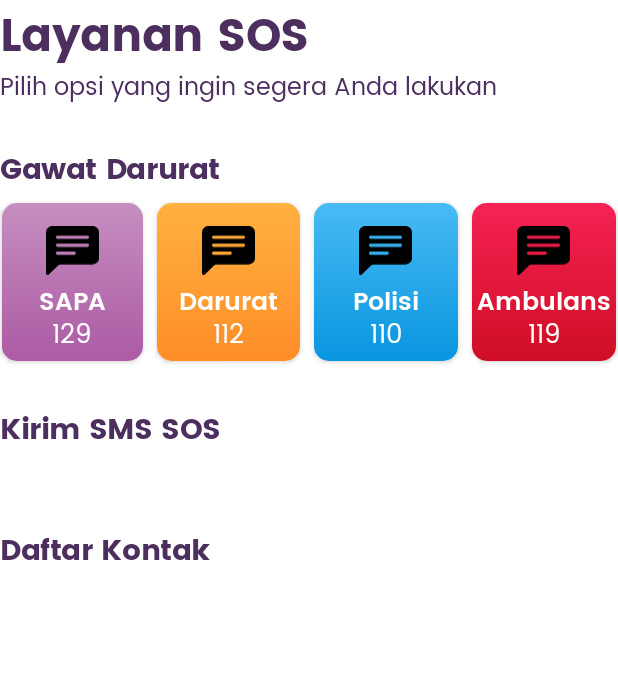
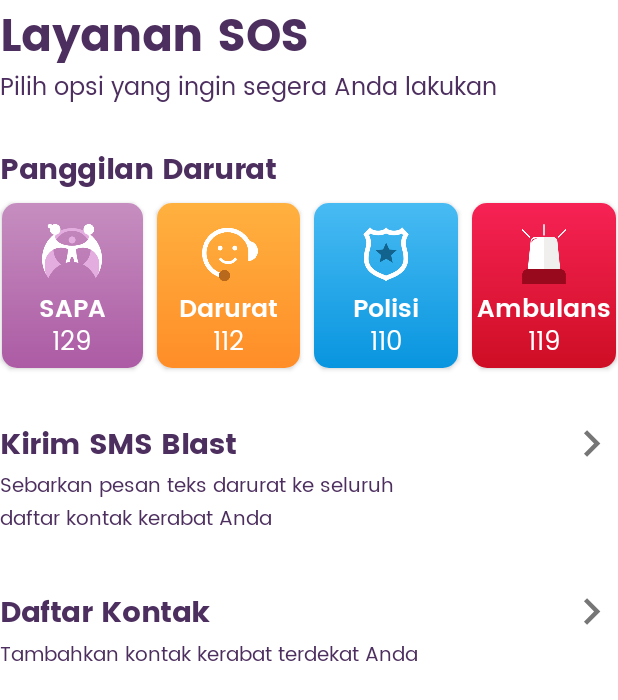
Before and after one commit to Novia-No-Violence-App-Report/app-novia, an Android app: the fragment SosFragment shown on its own in the app's theme, on a phone screen of 412 x 824 dp. Shown: the top 700 px of the screen. Run offline under Robolectric (Android 15) with nearby library versions, the phone set to English and light mode, and no system bars; our stand-ins replace Room's generated code.

Commit message:
Emergency, SMS Blast, Add Contact in SOS Activity

```diff
--- a/app/src/main/AndroidManifest.xml
+++ b/app/src/main/AndroidManifest.xml
@@ -6,6 +6,7 @@
     <uses-permission android:name="android.permission.SEND_SMS" />
     <uses-permission android:name="android.permission.RECEIVE_SMS" />
     <uses-permission android:name="android.permission.CAMERA" />
+    <uses-permission android:name="android.permission.CALL_PHONE" />
 
     <application
         android:name=".MyApplication"
--- a/app/src/main/java/com/app/novia/ui/sos/SosFragment.kt
+++ b/app/src/main/java/com/app/novia/ui/sos/SosFragment.kt
@@ -33,6 +33,30 @@ class SosFragment : Fragment() {
             val intent = Intent(context, ContactListActivity::class.java)
             startActivity(intent)
         }
+        binding.sosKontakKerabatMessage.setOnClickListener {
+            val intent = Intent(context, ContactListActivity::class.java)
+            startActivity(intent)
+        }
+        binding.cardSapa.setOnClickListener {
+            val intent = Intent(Intent.ACTION_DIAL)
+            intent.data = Uri.parse("tel:129")
+            startActivity(intent)
+        }
+        binding.cardEmergency.setOnClickListener {
+            val intent = Intent(Intent.ACTION_DIAL)
+            intent.data = Uri.parse("tel:112")
+            startActivity(intent)
+        }
+        binding.cardPolisi.setOnClickListener {
+            val intent = Intent(Intent.ACTION_DIAL)
+            intent.data = Uri.parse("tel:110")
+            startActivity(intent)
+        }
+        binding.cardAmbulans.setOnClickListener {
+            val intent = Intent(Intent.ACTION_DIAL)
+            intent.data = Uri.parse("tel:119")
+            startActivity(intent)
+        }
         viewModel.getEmergencyContacts().observe(viewLifecycleOwner, {
             var urlString = "smsto:"
 
@@ -43,7 +67,12 @@ class SosFragment : Fragment() {
 
             binding.sosKirimSms.setOnClickListener {
                 val smsIntent = Intent(Intent.ACTION_SENDTO, Uri.parse(urlString))
-                smsIntent.putExtra("sms_body", "Saya sedang dalam keadaan darurat")
+                smsIntent.putExtra("sms_body", "Halo, aku sedang dalam keadaan darurat! Aku butuh bantuanmu segera.\n\n________\nIni merupakan pesan otomatis dari Layanan Novia. Jika kamu mengenal pemilik nomor ini, mohon untuk menghubungi kembali atau segera ambil tindakan siaga.")
+                startActivity(smsIntent)
+            }
+            binding.sosKirimSmsMessage.setOnClickListener {
+                val smsIntent = Intent(Intent.ACTION_SENDTO, Uri.parse(urlString))
+                smsIntent.putExtra("sms_body", "Halo, aku sedang dalam keadaan darurat! Aku butuh bantuanmu segera.\n\n________\nIni merupakan pesan otomatis dari Layanan Novia. Jika kamu mengenal pemilik nomor ini, mohon untuk menghubungi kembali atau segera ambil tindakan siaga.")
                 startActivity(smsIntent)
             }
         })
--- /dev/null
+++ b/app/src/main/res/drawable/ic_baseline_arrow_right.xml
@@ -0,0 +1,5 @@
+<vector android:height="24dp" android:tint="#767676"
+    android:viewportHeight="24" android:viewportWidth="24"
+    android:width="24dp" xmlns:android="http://schemas.android.com/apk/res/android">
+    <path android:fillColor="@android:color/white" android:pathData="M8.59,16.59L13.17,12 8.59,7.41 10,6l6,6 -6,6 -1.41,-1.41z"/>
+</vector>
--- a/app/src/main/res/layout/fragment_sos.xml
+++ b/app/src/main/res/layout/fragment_sos.xml
@@ -70,7 +70,7 @@
         <androidx.cardview.widget.CardView
             android:id="@+id/card_sapa"
             android:layout_width="0dp"
-            android:layout_height="105dp"
+            android:layout_height="110dp"
             android:layout_marginStart="1dp"
             android:layout_marginTop="5dp"
             android:layout_marginEnd="8dp"
@@ -89,11 +89,11 @@
                 android:background="@drawable/gradient_1" >
 
                 <ImageView
-                    android:layout_width="35dp"
-                    android:layout_height="35dp"
+                    android:layout_width="40dp"
+                    android:layout_height="40dp"
                     android:layout_centerHorizontal="true"
                     android:layout_marginTop="5dp"
-                    android:src="@drawable/ic_icon_chat" />
+                    android:src="@drawable/icon_sapa" />
 
                 <TextView
                     android:layout_width="match_parent"
@@ -121,7 +121,7 @@
         <androidx.cardview.widget.CardView
             android:id="@+id/card_emergency"
             android:layout_width="0dp"
-            android:layout_height="105dp"
+            android:layout_height="110dp"
             android:layout_marginTop="5dp"
             android:layout_marginStart="1dp"
             android:layout_marginEnd="6dp"
@@ -139,11 +139,11 @@
                 android:background="@drawable/gradient_2" >
 
                 <ImageView
-                    android:layout_width="35dp"
-                    android:layout_height="35dp"
+                    android:layout_width="40dp"
+                    android:layout_height="40dp"
                     android:layout_centerHorizontal="true"
                     android:layout_marginTop="5dp"
-                    android:src="@drawable/ic_icon_chat" />
+                    android:src="@drawable/icon_112" />
 
                 <TextView
                     android:layout_width="match_parent"
@@ -171,7 +171,7 @@
         <androidx.cardview.widget.CardView
             android:id="@+id/card_polisi"
             android:layout_width="0dp"
-            android:layout_height="105dp"
+            android:layout_height="110dp"
             android:layout_marginTop="5dp"
             android:layout_marginStart="3dp"
             android:layout_marginEnd="4dp"
@@ -189,11 +189,11 @@
                 android:background="@drawable/gradient_3" >
 
                 <ImageView
-                    android:layout_width="35dp"
-                    android:layout_height="35dp"
+                    android:layout_width="40dp"
+                    android:layout_height="40dp"
                     android:layout_centerHorizontal="true"
                     android:layout_marginTop="5dp"
-                    android:src="@drawable/ic_icon_chat" />
+                    android:src="@drawable/icon_polisi" />
 
                 <TextView
                     android:layout_width="match_parent"
@@ -221,7 +221,7 @@
         <androidx.cardview.widget.CardView
             android:id="@+id/card_ambulans"
             android:layout_width="0dp"
-            android:layout_height="105dp"
+            android:layout_height="110dp"
             android:layout_marginTop="5dp"
             android:layout_marginStart="5dp"
             android:layout_marginEnd="1dp"
@@ -239,11 +239,11 @@
                 android:background="@drawable/gradient_4" >
 
                 <ImageView
-                    android:layout_width="35dp"
-                    android:layout_height="35dp"
+                    android:layout_width="40dp"
+                    android:layout_height="40dp"
                     android:layout_centerHorizontal="true"
                     android:layout_marginTop="5dp"
-                    android:src="@drawable/ic_icon_chat" />
+                    android:src="@drawable/icon_ambulans" />
 
                 <TextView
                     android:layout_width="match_parent"
@@ -271,17 +271,52 @@
         <TextView
             android:id="@+id/sos_kirim_sms"
             style="@style/Text.Header3"
-            android:layout_marginTop="30dp"
+            android:layout_width="match_parent"
+            android:layout_marginTop="35dp"
             android:text="@string/kirim_sms_blast"
             app:layout_constraintLeft_toLeftOf="parent"
             app:layout_constraintTop_toBottomOf="@id/card_sapa" />
 
         <TextView
+            android:id="@+id/sos_kirim_sms_message"
+            style="@style/Text.Paragraph"
+            android:layout_width="275dp"
+            android:text="@string/sebarkan_pesan_darurat"
+            app:layout_constraintLeft_toLeftOf="parent"
+            app:layout_constraintTop_toBottomOf="@id/sos_kirim_sms" />
+
+        <ImageView
+            android:layout_width="35dp"
+            android:layout_height="35dp"
+            app:layout_constraintEnd_toEndOf="@id/guideline_right"
+            android:src="@drawable/ic_baseline_arrow_right"
+            app:layout_constraintBottom_toBottomOf="@id/sos_kirim_sms"
+            app:layout_constraintLeft_toLeftOf="@id/guideline_left" />
+
+        <TextView
             android:id="@+id/sos_kontak_kerabat"
             style="@style/Text.Header3"
-            android:layout_marginTop="48dp"
+            android:layout_width="match_parent"
+            android:layout_marginTop="35dp"
             android:text="@string/kontak_kerabat"
             app:layout_constraintLeft_toLeftOf="parent"
-            app:layout_constraintTop_toBottomOf="@id/sos_kirim_sms" />
+            app:layout_constraintTop_toBottomOf="@id/sos_kirim_sms_message" />
+
+        <TextView
+            android:id="@+id/sos_kontak_kerabat_message"
+            style="@style/Text.Paragraph"
+            android:layout_width="match_parent"
+            android:text="@string/tambahkan_kontak_kerabat"
+            app:layout_constraintLeft_toLeftOf="parent"
+            app:layout_constraintTop_toBottomOf="@id/sos_kontak_kerabat" />
+
+        <ImageView
+            android:layout_width="35dp"
+            android:layout_height="35dp"
+            app:layout_constraintEnd_toEndOf="@id/guideline_right"
+            android:src="@drawable/ic_baseline_arrow_right"
+            app:layout_constraintBottom_toBottomOf="@id/sos_kontak_kerabat"
+            app:layout_constraintLeft_toLeftOf="@id/guideline_left" />
+
     </androidx.constraintlayout.widget.ConstraintLayout>
 </ScrollView>
--- a/app/src/main/res/values/strings.xml
+++ b/app/src/main/res/values/strings.xml
@@ -16,11 +16,13 @@
     <string name="berita">Berita</string>
     <string name="layanan_sos">Layanan SOS</string>
     <string name="pilih_opsi_yang_ingin_segera_dilakukan">Pilih opsi yang ingin segera Anda lakukan</string>
-    <string name="gawat_darurat">Gawat Darurat</string>
-    <string name="kirim_sms_blast">Kirim SMS SOS</string>
+    <string name="gawat_darurat">Panggilan Darurat</string>
+    <string name="kirim_sms_blast">Kirim SMS Blast</string>
     <string name="kontak_kerabat">Daftar Kontak</string>
     <string name="anda_terhubung_dengan_bot">Anda terhubung dengan bot</string>
     <string name="contact_list">Daftar Kontak</string>
+    <string name="tambahkan_kontak_kerabat">Tambahkan kontak kerabat terdekat Anda</string>
+    <string name="sebarkan_pesan_darurat">Sebarkan pesan teks darurat ke seluruh daftar kontak kerabat Anda</string>
     <string name="add_contact">Tambah kontak </string>
     <string name="submit">Simpan</string>
     <string name="name">Nama</string>
```
Also changed, not shown: app/src/main/res/drawable-v24/icon_112.png (added), app/src/main/res/drawable-v24/icon_ambulans.png (added), app/src/main/res/drawable-v24/icon_polisi.png (added), app/src/main/res/drawable-v24/icon_sapa.png (added).
